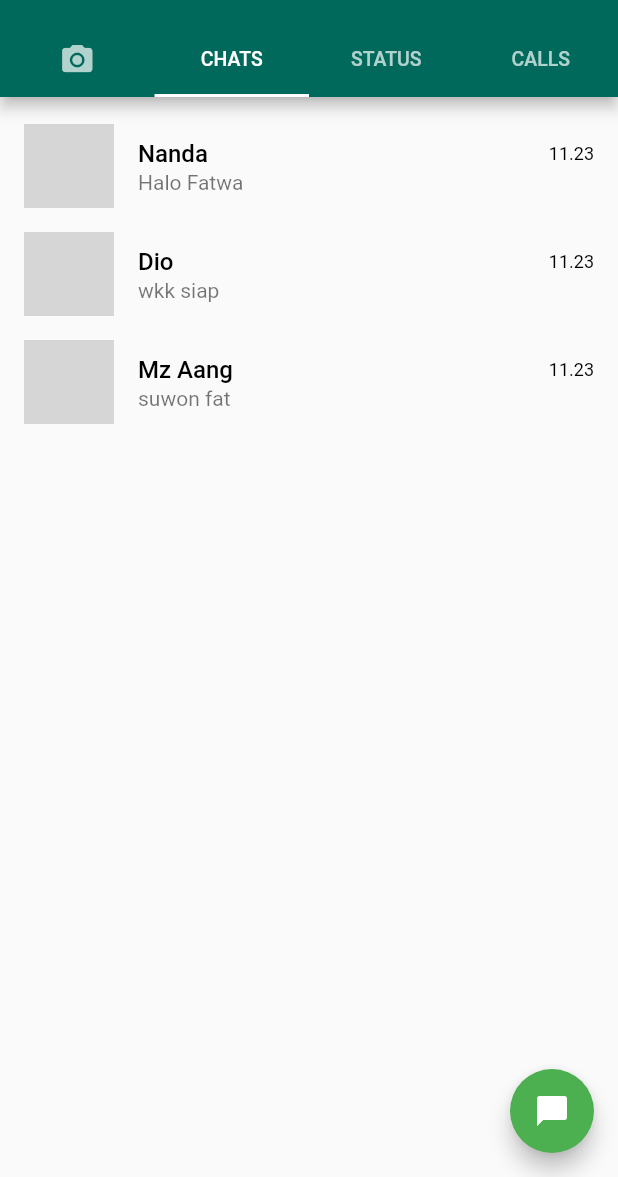
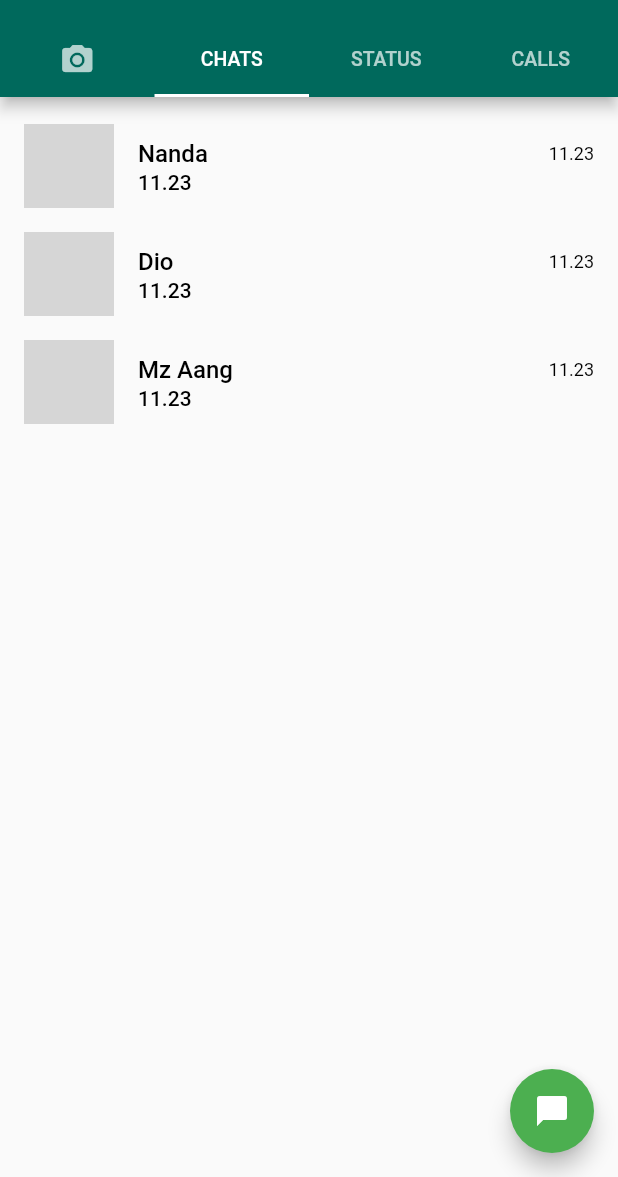
Before and after one commit to Politeknik-Banyuwangi/project-uts-mobile-apps-fatwaaulia, a Flutter app: the screen it shows after launch, tab 2 chosen, on a phone screen of 412 x 824 dp, the part 59-1236 px from its top. Run offline on Flutter 3.47's test engine with Material 2 defaults, Android fonts, the phone set to English and light mode, and no system bars; our stand-ins replace font_awesome_flutter, image_picker; missing offline and left inert: image_picker_for_web; network calls fail; grey boxes are pictures that could not be loaded.

```diff
--- a/lib/chats.dart
+++ b/lib/chats.dart
@@ -27,7 +27,13 @@ class Chats extends StatelessWidget {
           ),
         ],
       ),
-      subtitle: Text(message),
+      subtitle: Text(
+        time,
+        style: TextStyle(
+          color: Colors.black,
+          fontWeight: FontWeight.w500,
+        ),
+      ),
     );
   }
 
```
Also changed, not shown: 1 other file.
